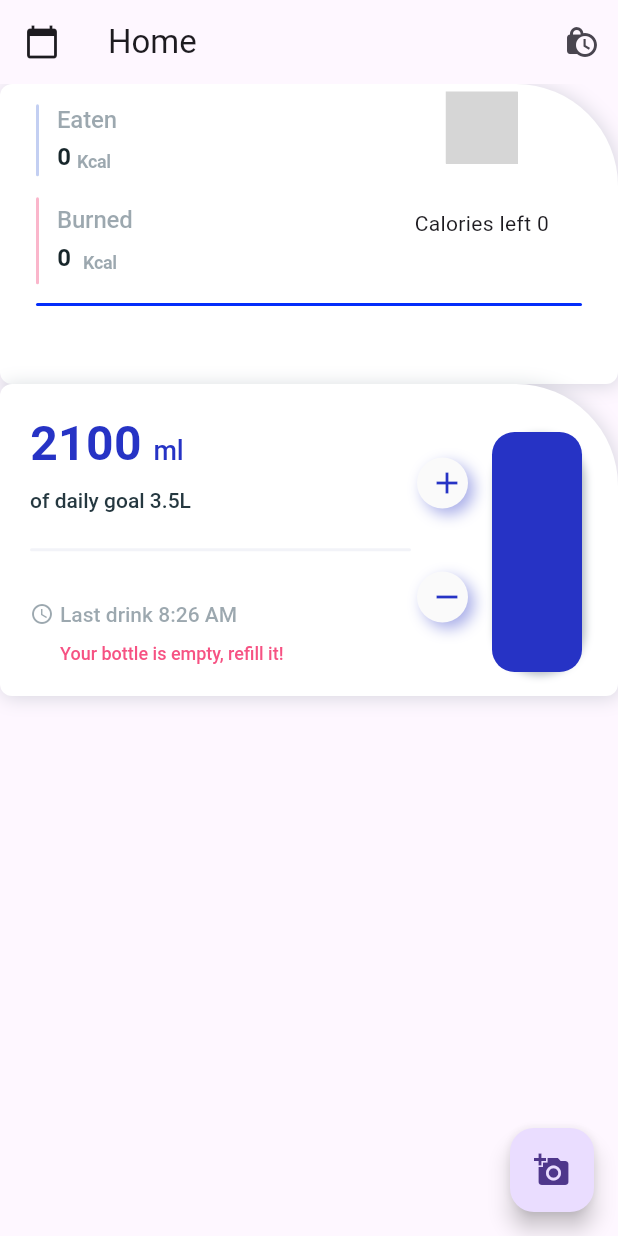
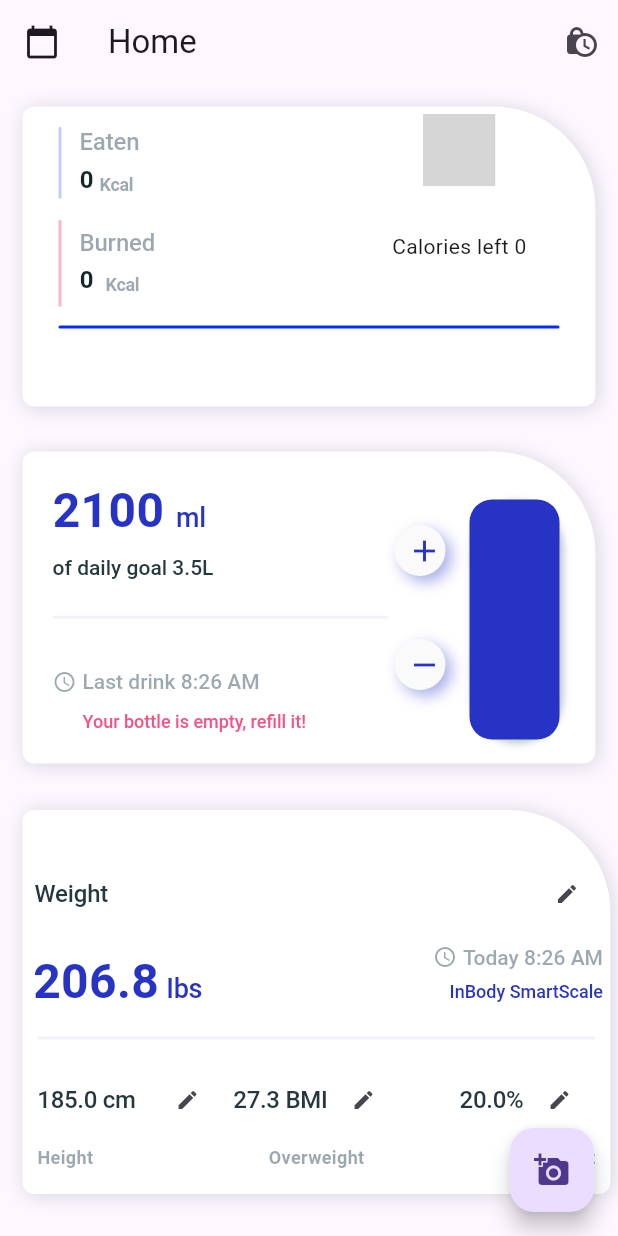
Before and after one commit to VishalVinayRam/Fitness-monitoring-system, a Flutter app: the screen it shows after launch, on a phone screen of 412 x 824 dp. Run offline on Flutter 3.47's test engine with Material 3 defaults, Android fonts, the phone set to English and light mode, and no system bars; our stand-ins replace flutter_local_notifications, image_picker, pedometer, shared_preferences, timezone; missing offline and left inert: gauge_indicator; statements that could not run were skipped; grey boxes are pictures that could not be loaded.

Commit message:
adding weight management

```diff
--- a/lib/login_screen.dart
+++ b/lib/login_screen.dart
@@ -1,7 +1,10 @@
 import 'package:flutter/material.dart';
+import 'package:flutter/widgets.dart';
 import 'package:management/Reminder.dart';
 import 'package:management/pedometer.dart';
 import 'package:gauge_indicator/gauge_indicator.dart';
+import 'package:management/themes/Fitness.dart';
+import 'package:management/widgets/Body_measurement.dart';
 import 'package:management/widgets/Graph_card.dart';
 import 'package:management/widgets/Hero_section.dart';
 import 'package:management/widgets/Water.dart';
@@ -95,17 +98,64 @@ class _MainScreenState extends State<MainScreen> with SingleTickerProviderStateM
           ),
         title: Text('Home'),
       ),
-      body: Scaffold(
-
-        body: Column(
-          children: [
-          Container(
-            height: 200,
-            child:MediterranesnDietView(eaten: _totalCaloriesConsumed,burned: _totalCaloriesReduced,),
-          ),
-          WaterView()
-        ])
+      drawer: Drawer(
+        child: ListView(
+          padding: EdgeInsets.zero,
+          children: <Widget>[
+            const DrawerHeader(
+              decoration: BoxDecoration(
+                color: FitnessAppTheme.nearlyDarkBlue,
+              ),
+              child: Text(
+                'Menu',
+                style: TextStyle(
+                  color: Colors.white,
+                  fontSize: 24,
+                ),
+              ),
+            ),
+            ListTile(
+              leading: Icon(Icons.home),
+              title: Text('Home'),
+              onTap: () {
+                Navigator.pop(context);
+              },
+            ),
+            ListTile(
+              leading: Icon(Icons.settings),
+              title: Text('Settings'),
+              onTap: () {
+                // Navigate to settings screen
+                Navigator.pop(context);
+              },
+            ),
+            ListTile(
+              leading: Icon(Icons.info),
+              title: Text('About'),
+              onTap: () {
+                // Navigate to about screen
+                Navigator.pop(context);
+              },
+            ),
+          ],
+        ),
       ),
+      body:  SingleChildScrollView(
+          scrollDirection: Axis.vertical,
+          child: Container(
+            child: Column(
+              children: [
+              Container(
+                margin: EdgeInsets.all(15),
+                height: 200,
+                child:MediterranesnDietView(eaten: _totalCaloriesConsumed,burned: _totalCaloriesReduced,),
+              ),
+              Container(
+                margin:EdgeInsets.all(15),
+                child: WaterView()),
+              BodyMeasurementView(),
+            ]),
+          ),),
       floatingActionButton: FloatingActionButton(
         onPressed: () {
           Navigator.pushNamed(context, '/capture');
--- a/lib/main.dart
+++ b/lib/main.dart
@@ -24,6 +24,8 @@ class PhotoNotesApp extends StatelessWidget {
   Widget build(BuildContext context) {
     return MaterialApp(
       title: 'Photo Notes',
+      showSemanticsDebugger: false,
+      debugShowCheckedModeBanner: false,
       theme: ThemeData(
         primarySwatch: Colors.blue,
       ),
--- /dev/null
+++ b/lib/widgets/Body_measurement.dart
@@ -0,0 +1,369 @@
+import 'package:flutter/material.dart';
+import 'package:management/themes/Fitness.dart';
+
+class BodyMeasurementView extends StatefulWidget {
+  const BodyMeasurementView({Key? key}) : super(key: key);
+
+  @override
+  _BodyMeasurementViewState createState() => _BodyMeasurementViewState();
+}
+
+class _BodyMeasurementViewState extends State<BodyMeasurementView> {
+  double weight = 206.8;
+  String weightUnit = 'Ibs';
+  String lastUpdate = 'Today 8:26 AM';
+  String device = 'InBody SmartScale';
+  double height = 185.0;
+  double bmi = 27.3;
+  String bmiStatus = 'Overweight';
+  double bodyFat = 20.0;
+
+  void _openEditModal(String title, String value, Function(String) onSave) {
+    TextEditingController controller = TextEditingController(text: value);
+
+    showDialog(
+      context: context,
+      builder: (BuildContext context) {
+        return AlertDialog(
+          title: Text('Edit $title'),
+          content: TextFormField(
+            controller: controller,
+            keyboardType: TextInputType.numberWithOptions(decimal: true),
+            decoration: InputDecoration(labelText: title),
+          ),
+          actions: <Widget>[
+            TextButton(
+              child: Text('Cancel'),
+              onPressed: () {
+                Navigator.of(context).pop();
+              },
+            ),
+            ElevatedButton(
+              child: Text('Save'),
+              onPressed: () {
+                onSave(controller.text);
+                Navigator.of(context).pop();
+              },
+            ),
+          ],
+        );
+      },
+    );
+  }
+
+  @override
+  Widget build(BuildContext context) {
+    return Padding(
+      padding: const EdgeInsets.only(left: 15, right: 5, top: 16, bottom: 18),
+      child: Container(
+        decoration: BoxDecoration(
+          color: FitnessAppTheme.white,
+          borderRadius: BorderRadius.only(
+              topLeft: Radius.circular(8.0),
+              bottomLeft: Radius.circular(8.0),
+              bottomRight: Radius.circular(8.0),
+              topRight: Radius.circular(68.0)),
+          boxShadow: <BoxShadow>[
+            BoxShadow(
+                color: FitnessAppTheme.grey.withOpacity(0.2),
+                offset: Offset(1.1, 1.1),
+                blurRadius: 10.0),
+          ],
+        ),
+        child: Column(
+          children: <Widget>[
+            Padding(
+              padding: const EdgeInsets.only(top: 16, left: 5, right: 5),
+              child: Column(
+                mainAxisAlignment: MainAxisAlignment.center,
+                crossAxisAlignment: CrossAxisAlignment.start,
+                children: <Widget>[
+                  Padding(
+                    padding: const EdgeInsets.only(left: 3, bottom: 8, top: 16),
+                    child: Row(
+                      mainAxisAlignment: MainAxisAlignment.spaceBetween,
+                      children: [
+                        Text(
+                          'Weight',
+                          textAlign: TextAlign.center,
+                          style: TextStyle(
+                              fontFamily: FitnessAppTheme.fontName,
+                              fontWeight: FontWeight.w500,
+                              fontSize: 16,
+                              letterSpacing: -0.1,
+                              color: FitnessAppTheme.darkText),
+                        ),
+                        IconButton(
+                          icon: Icon(Icons.edit, size: 16),
+                          onPressed: () {
+                            _openEditModal('Weight', weight.toString(), (value) {
+                              setState(() {
+                                weight = double.parse(value);
+                              });
+                            });
+                          },
+                        ),
+                      ],
+                    ),
+                  ),
+                  Row(
+                    mainAxisAlignment: MainAxisAlignment.spaceBetween,
+                    crossAxisAlignment: CrossAxisAlignment.center,
+                    children: <Widget>[
+                      Row(
+                        mainAxisAlignment: MainAxisAlignment.center,
+                        crossAxisAlignment: CrossAxisAlignment.end,
+                        children: <Widget>[
+                          Padding(
+                            padding: const EdgeInsets.only(left: 2, bottom: 3),
+                            child: Text(
+                              weight.toStringAsFixed(1),
+                              textAlign: TextAlign.center,
+                              style: TextStyle(
+                                fontFamily: FitnessAppTheme.fontName,
+                                fontWeight: FontWeight.w600,
+                                fontSize: 32,
+                                color: FitnessAppTheme.nearlyDarkBlue,
+                              ),
+                            ),
+                          ),
+                          Padding(
+                            padding: const EdgeInsets.only(left: 5, bottom: 8),
+                            child: Text(
+                              weightUnit,
+                              textAlign: TextAlign.center,
+                              style: TextStyle(
+                                fontFamily: FitnessAppTheme.fontName,
+                                fontWeight: FontWeight.w500,
+                                fontSize: 18,
+                                letterSpacing: -0.2,
+                                color: FitnessAppTheme.nearlyDarkBlue,
+                              ),
+                            ),
+                          ),
+                        ],
+                      ),
+                      Column(
+                        mainAxisAlignment: MainAxisAlignment.center,
+                        crossAxisAlignment: CrossAxisAlignment.end,
+                        children: <Widget>[
+                          Row(
+                            mainAxisAlignment: MainAxisAlignment.center,
+                            children: <Widget>[
+                              Icon(
+                                Icons.access_time,
+                                color: FitnessAppTheme.grey.withOpacity(0.5),
+                                size: 16,
+                              ),
+                              Padding(
+                                padding: const EdgeInsets.only(left: 4.0),
+                                child: Text(
+                                  lastUpdate,
+                                  textAlign: TextAlign.center,
+                                  style: TextStyle(
+                                    fontFamily: FitnessAppTheme.fontName,
+                                    fontWeight: FontWeight.w500,
+                                    fontSize: 14,
+                                    letterSpacing: 0.0,
+                                    color: FitnessAppTheme.grey.withOpacity(0.5),
+                                  ),
+                                ),
+                              ),
+                            ],
+                          ),
+                          Padding(
+                            padding: const EdgeInsets.only(top: 4, bottom: 14),
+                            child: Text(
+                              device,
+                              textAlign: TextAlign.center,
+                              style: TextStyle(
+                                fontFamily: FitnessAppTheme.fontName,
+                                fontWeight: FontWeight.w500,
+                                fontSize: 12,
+                                letterSpacing: 0.0,
+                                color: FitnessAppTheme.nearlyDarkBlue,
+                              ),
+                            ),
+                          ),
+                        ],
+                      )
+                    ],
+                  )
+                ],
+              ),
+            ),
+            Padding(
+              padding: const EdgeInsets.only(left: 10, right: 10, top: 8, bottom: 8),
+              child: Container(
+                height: 2,
+                decoration: BoxDecoration(
+                  color: FitnessAppTheme.background,
+                  borderRadius: BorderRadius.all(Radius.circular(4.0)),
+                ),
+              ),
+            ),
+            Padding(
+              padding: const EdgeInsets.only(left: 10, right: 10, top: 8, bottom: 16),
+              child: Row(
+                children: <Widget>[
+                  Expanded(
+                    child: Column(
+                      mainAxisAlignment: MainAxisAlignment.center,
+                      crossAxisAlignment: CrossAxisAlignment.start,
+                      children: <Widget>[
+                        Row(
+                          mainAxisAlignment: MainAxisAlignment.spaceBetween,
+                          children: [
+                            Text(
+                              height.toStringAsFixed(1) + ' cm',
+                              textAlign: TextAlign.center,
+                              style: TextStyle(
+                                fontFamily: FitnessAppTheme.fontName,
+                                fontWeight: FontWeight.w500,
+                                fontSize: 16,
+                                letterSpacing: -0.2,
+                                color: FitnessAppTheme.darkText,
+                              ),
+                            ),
+                            IconButton(
+                              icon: Icon(Icons.edit, size: 16),
+                              onPressed: () {
+                                _openEditModal('Height', height.toString(), (value) {
+                                  setState(() {
+                                    height = double.parse(value);
+                                  });
+                                });
+                              },
+                            ),
+                          ],
+                        ),
+                        Padding(
+                          padding: const EdgeInsets.only(top: 6),
+                          child: Text(
+                            'Height',
+                            textAlign: TextAlign.center,
+                            style: TextStyle(
+                              fontFamily: FitnessAppTheme.fontName,
+                              fontWeight: FontWeight.w600,
+                              fontSize: 12,
+                              color: FitnessAppTheme.grey.withOpacity(0.5),
+                            ),
+                          ),
+                        ),
+                      ],
+                    ),
+                  ),
+                  Expanded(
+                    child: Row(
+                      mainAxisAlignment: MainAxisAlignment.center,
+                      crossAxisAlignment: CrossAxisAlignment.center,
+                      children: <Widget>[
+                        Column(
+                          mainAxisAlignment: MainAxisAlignment.center,
+                          crossAxisAlignment: CrossAxisAlignment.center,
+                          children: <Widget>[
+                            Row(
+                              mainAxisAlignment: MainAxisAlignment.spaceBetween,
+                              children: [
+                                Text(
+                                  bmi.toStringAsFixed(1) + ' BMI',
+                                  textAlign: TextAlign.center,
+                                  style: TextStyle(
+                                    fontFamily: FitnessAppTheme.fontName,
+                                    fontWeight: FontWeight.w500,
+                                    fontSize: 16,
+                                    letterSpacing: -0.2,
+                                    color: FitnessAppTheme.darkText,
+                                  ),
+                                ),
+                                IconButton(
+                                  icon: Icon(Icons.edit, size: 16),
+                                  onPressed: () {
+                                    _openEditModal('BMI', bmi.toString(), (value) {
+                                      setState(() {
+                                        bmi = double.parse(value);
+                                      });
+                                    });
+                                  },
+                                ),
+                              ],
+                            ),
+                            Padding(
+                              padding: const EdgeInsets.only(top: 6),
+                              child: Text(
+                                bmiStatus,
+                                textAlign: TextAlign.center,
+                                style: TextStyle(
+                                  fontFamily: FitnessAppTheme.fontName,
+                                  fontWeight: FontWeight.w600,
+                                  fontSize: 12,
+                                  color: FitnessAppTheme.grey.withOpacity(0.5),
+                                ),
+                              ),
+                            ),
+                          ],
+                        ),
+                      ],
+                    ),
+                  ),
+                  Expanded(
+                    child: Row(
+                      mainAxisAlignment: MainAxisAlignment.end,
+                      crossAxisAlignment: CrossAxisAlignment.center,
+                      children: <Widget>[
+                        Column(
+                          mainAxisAlignment: MainAxisAlignment.center,
+                          crossAxisAlignment: CrossAxisAlignment.end,
+                          children: <Widget>[
+                            Row(
+                              mainAxisAlignment: MainAxisAlignment.spaceBetween,
+                              children: [
+                                Text(
+                                  bodyFat.toStringAsFixed(1) + '%',
+                                  style: TextStyle(
+                                    fontFamily: FitnessAppTheme.fontName,
+                                    fontWeight: FontWeight.w500,
+                                    fontSize: 16,
+                                    letterSpacing: -0.2,
+                                    color: FitnessAppTheme.darkText,
+                                  ),
+                                ),
+                                IconButton(
+                                  icon: Icon(Icons.edit, size: 16),
+                                  onPressed: () {
+                                    _openEditModal('Body Fat', bodyFat.toString(), (value) {
+                                      setState(() {
+                                        bodyFat = double.parse(value);
+                                      });
+                                    });
+                                  },
+                                ),
+                              ],
+                            ),
+                            Padding(
+                              padding: const EdgeInsets.only(top: 6),
+                              child: Text(
+                                'Body fat',
+                                textAlign: TextAlign.center,
+                                style: TextStyle(
+                                  fontFamily: FitnessAppTheme.fontName,
+                                  fontWeight: FontWeight.w600,
+                                  fontSize: 12,
+                                  color: FitnessAppTheme.grey.withOpacity(0.5),
+                                ),
+                              ),
+                            ),
+                          ],
+                        ),
+                      ],
+                    ),
+                  )
+                ],
+              ),
+            )
+          ],
+        ),
+      ),
+    );
+  }
+}
```
